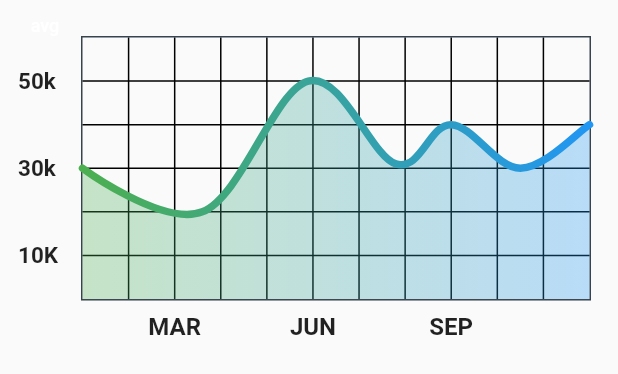
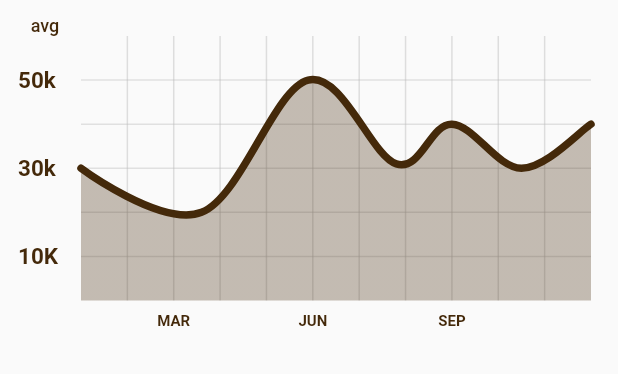
Before and after one commit to Suhas-Neramya/EconoCast, a Flutter app: the PriceGraph widget shown alone on an empty page, opened directly, on a phone screen of 412 x 824 dp. Shown: the top 374 px of the screen. Run offline on Flutter 3.47's test engine with Material 2 defaults, Android fonts, the phone set to English and light mode, and no system bars; drawn by our look-alikes of fl_chart; missing offline and left inert: dart:html, switch_up; network calls fail.

Commit message:
optimising code

```diff
--- a/Frontend/lib/responsive_files/main-page_graph/main_graph.dart
+++ b/Frontend/lib/responsive_files/main-page_graph/main_graph.dart
@@ -4,6 +4,8 @@ import 'package:flutter/material.dart';
 //import 'package:fl_chart_app/presentation/resources/app_resources.dart';
 import 'package:fl_chart/fl_chart.dart';
 import 'package:flutter/material.dart';
+
+import '../../styles/colors.dart';
 
 class PriceGraph extends StatefulWidget {
   const PriceGraph({super.key});
@@ -14,8 +16,8 @@ class PriceGraph extends StatefulWidget {
 
 class _PriceGraphState extends State<PriceGraph> {
   List<Color> gradientColors = [
-    Colors.green,
-    Colors.blue,
+    darkBrownText,
+    darkBrownText,
   ];
 
   bool showAvg = false;
@@ -51,7 +53,7 @@ class _PriceGraphState extends State<PriceGraph> {
               'avg',
               style: TextStyle(
                 fontSize: 12,
-                color: showAvg ? Colors.white.withOpacity(0.5) : Colors.white,
+                color: showAvg ? darkBrownText : darkBrownText,
               ),
             ),
           ),
@@ -63,7 +65,8 @@ class _PriceGraphState extends State<PriceGraph> {
   Widget bottomTitleWidgets(double value, TitleMeta meta) {
     const style = TextStyle(
       fontWeight: FontWeight.bold,
-      fontSize: 16,
+      fontSize: 10,
+      color: darkBrownText,
     );
     Widget text;
     switch (value.toInt()) {
@@ -91,11 +94,13 @@ class _PriceGraphState extends State<PriceGraph> {
     const style = TextStyle(
       fontWeight: FontWeight.bold,
       fontSize: 15,
+      color: darkBrownText,
     );
     String text;
     switch (value.toInt()) {
       case 1:
         text = '10K';
+
         break;
       case 3:
         text = '30k';
@@ -119,13 +124,13 @@ class _PriceGraphState extends State<PriceGraph> {
         verticalInterval: 1,
         getDrawingHorizontalLine: (value) {
           return FlLine(
-            color: Colors.black,
+            color: Color.fromARGB(101, 185, 185, 185),
             strokeWidth: 1,
           );
         },
         getDrawingVerticalLine: (value) {
           return FlLine(
-            color: Colors.black,
+            color: Color.fromARGB(82, 161, 160, 160),
             strokeWidth: 1,
           );
         },
@@ -156,8 +161,8 @@ class _PriceGraphState extends State<PriceGraph> {
         ),
       ),
       borderData: FlBorderData(
-        show: true,
-        border: Border.all(color: const Color(0xff37434d)),
+        show: false,
+        border: Border.all(color: Color.fromARGB(255, 255, 255, 255)),
       ),
       minX: 0,
       maxX: 11,
@@ -206,13 +211,13 @@ class _PriceGraphState extends State<PriceGraph> {
         horizontalInterval: 1,
         getDrawingVerticalLine: (value) {
           return FlLine(
-            color: const Color(0xff37434d),
+            color: Color.fromARGB(123, 255, 255, 255),
             strokeWidth: 1,
           );
         },
         getDrawingHorizontalLine: (value) {
           return FlLine(
-            color: const Color(0xff37434d),
+            color: Color.fromARGB(104, 255, 255, 255),
             strokeWidth: 1,
           );
         },
@@ -244,7 +249,7 @@ class _PriceGraphState extends State<PriceGraph> {
       ),
       borderData: FlBorderData(
         show: true,
-        border: Border.all(color: const Color(0xff37434d)),
+        border: Border.all(color: Color.fromARGB(255, 255, 255, 255)),
       ),
       minX: 0,
       maxX: 11,
```
Also changed, not shown: Frontend/lib/responsive_files/desktop_main_layout.dart (+155 -33 lines).
